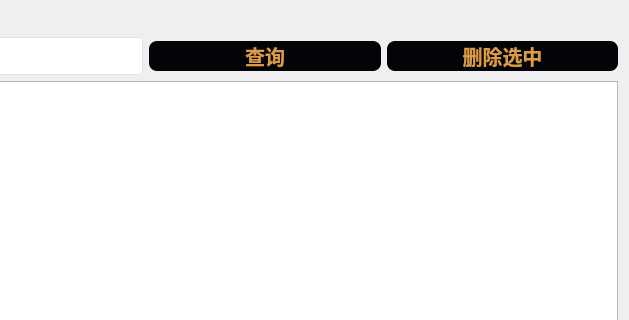
Qt form server/src/messagemanage.ui (omigeft/QTChatroom) before a commit; both pictures show x 168 to 797 and y 0 to 320 of the 797 by 480 pixel window.
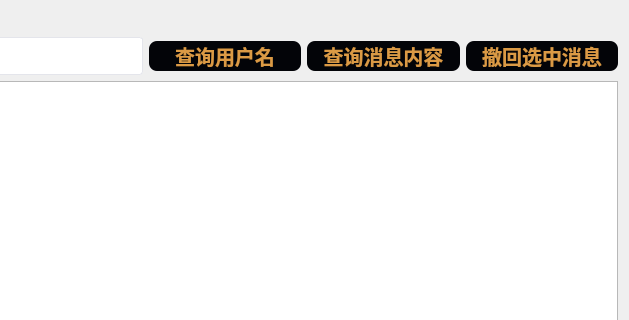
The same form after that commit.

Commit message: 实现群聊用户管理

The edit to the form file:
```diff
--- a/server/src/messagemanage.ui
+++ b/server/src/messagemanage.ui
@@ -24,6 +24,9 @@
 height:30px;
 width: 100%;
 }
+QPushButton:disabled {
+background-color: #787a7e;
+}
 QPushButton:hover {
 background-color: #383a3e;
 }
@@ -57,14 +60,21 @@
      <item>
       <widget class="QPushButton" name="FindButton">
        <property name="text">
-        <string>查询</string>
+        <string>查询用户名</string>
+       </property>
+      </widget>
+     </item>
+     <item>
+      <widget class="QPushButton" name="FindContentButton">
+       <property name="text">
+        <string>查询消息内容</string>
        </property>
       </widget>
      </item>
      <item>
       <widget class="QPushButton" name="DeleteButton">
        <property name="text">
-        <string>删除选中</string>
+        <string>撤回选中消息</string>
        </property>
       </widget>
      </item>
```
Left out of the diff: 5 changed lines with no effect on the pictures. The commit also changes 12 other files.
